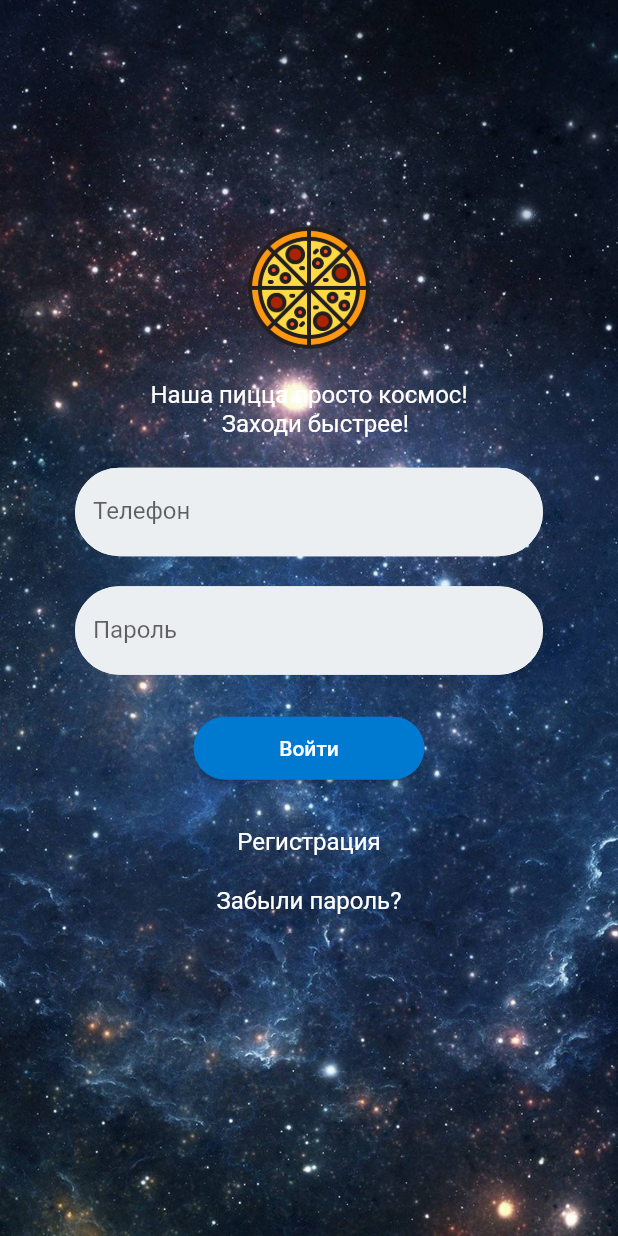
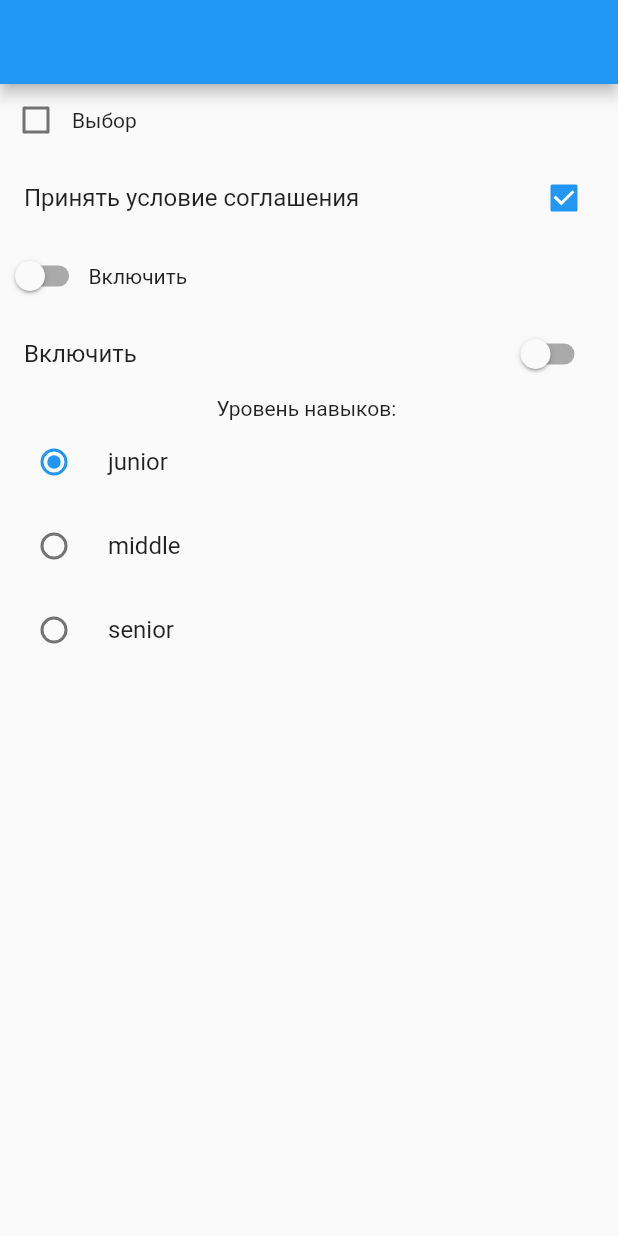
Before and after one commit to V0inoff1/Dart_piza_app, a Flutter app: the screen it shows after launch, on a phone screen of 412 x 824 dp. Run offline on Flutter 3.47's test engine with Material 2 defaults, Android fonts, the phone set to English and light mode, and no system bars.

Commit message:
Добавлен файл с виджитами кнопок и переключателей

```diff
--- a/lib/main.dart
+++ b/lib/main.dart
@@ -1,10 +1,12 @@
 import 'package:auth_page/auth_screen.dart';
 import 'package:auth_page/navigation_drawer_screen.dart';
+import 'package:auth_page/switchs_demo_crin.dart';
+import 'package:auth_page/text_demo_screen.dart';
 import 'package:flutter/material.dart';
 
 import 'expanted_demo_screen.dart';
 
 
 void main() {
-  runApp(const AuthScreen());
+  runApp(const SwitchesDemoScreen ());
 }
--- /dev/null
+++ b/lib/switchs_demo_crin.dart
@@ -0,0 +1,80 @@
+import 'package:flutter/material.dart';
+
+class SwitchesDemoScreen extends StatefulWidget {
+  const SwitchesDemoScreen({Key? key}) : super(key: key);
+
+  @override
+  _SwitchesDemoScreenState createState() => _SwitchesDemoScreenState();
+}
+
+enum Skillevel {junior,middle, senior}
+
+class _SwitchesDemoScreenState extends State<SwitchesDemoScreen> {
+  bool _checked = false;
+  bool _confirmAgreement = true;
+  Skillevel? _skillevel = Skillevel.junior;
+
+  void _onCheckedChange(bool? val) {
+    setState(() {
+      _checked= ! _checked;
+    });
+  }
+  void _onSkillevelChanged(Skillevel? value) {
+    setState(() {
+       _skillevel = value;
+    });
+  }
+
+  @override
+  Widget build(BuildContext context) {
+    return MaterialApp(
+        home: Scaffold(
+          appBar: AppBar(),
+            body: Center(
+                child: Column(
+                    children: [
+                      Row(
+                        children: [
+                          Checkbox(value: _checked, onChanged: _onCheckedChange),
+                          const Text('Выбор'),
+                        ],
+                      ), // состояние виджета- нажат, не нажат
+                      CheckboxListTile(
+                          title: const Text('Принять условие соглашения'),
+                          value: _confirmAgreement , onChanged: (val) {
+                            setState(() {
+                              _confirmAgreement = ! _confirmAgreement;
+                            });
+                      }),
+                      Row(
+                        children: [
+                          Switch(value: _checked, onChanged: _onCheckedChange),
+                          const Text('Включить')
+                        ],
+                      ),
+                      SwitchListTile(
+                        title: const Text('Включить'),
+                          value: _checked,
+                          onChanged: _onCheckedChange),
+                      const Text('Уровень навыков: '),
+                      RadioListTile<Skillevel>(
+                        title: const Text('junior'),
+                        value: Skillevel.junior,
+                        groupValue: _skillevel,
+                        onChanged: _onSkillevelChanged ,
+                      ),
+                      RadioListTile<Skillevel>(
+                        title: const Text('middle'),
+                        value: Skillevel.middle,
+                        groupValue: _skillevel,
+                        onChanged: _onSkillevelChanged,
+                      ),
+                      RadioListTile<Skillevel>(
+                        title: const Text('senior'),
+                        value: Skillevel.senior,
+                        groupValue: _skillevel,
+                        onChanged: _onSkillevelChanged,
+                      ),
+                    ]))));
+  }
+}
```
Also changed, not shown: lib/text_demo_screen.dart (added, +53 -0 lines).
